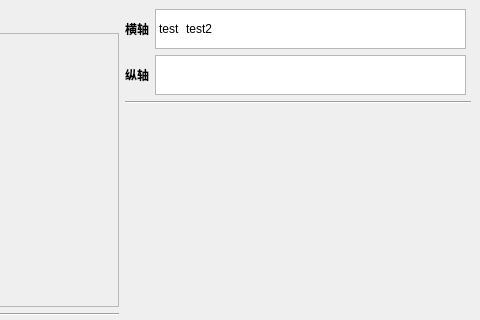
Old version of the form views/UI_DataVisualizationWin.ui in the repository kingry1/GraduationProject-Data-Visualization-System; both pictures show x 446 to 926 and y 0 to 320 of the 926 by 689 pixel window.
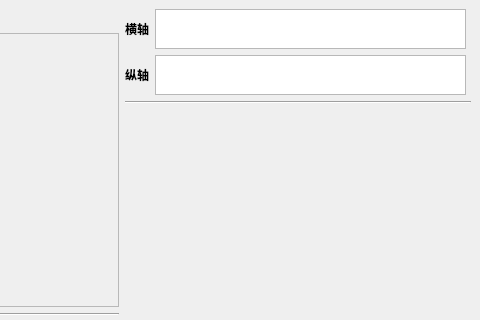
New version of the form. Icons and pictures are not drawn. Custom widgets are drawn as their Qt base class.

The edit to the form file:
```diff
--- a/views/UI_DataVisualizationWin.ui
+++ b/views/UI_DataVisualizationWin.ui
@@ -285,16 +285,6 @@
               <property name="flow">
                <enum>QListView::LeftToRight</enum>
               </property>
-              <item>
-               <property name="text">
-                <string>test</string>
-               </property>
-              </item>
-              <item>
-               <property name="text">
-                <string>test2</string>
-               </property>
-              </item>
              </widget>
             </item>
            </layout>
```
Left out of the diff: 4 changed lines with no effect on the pictures.
